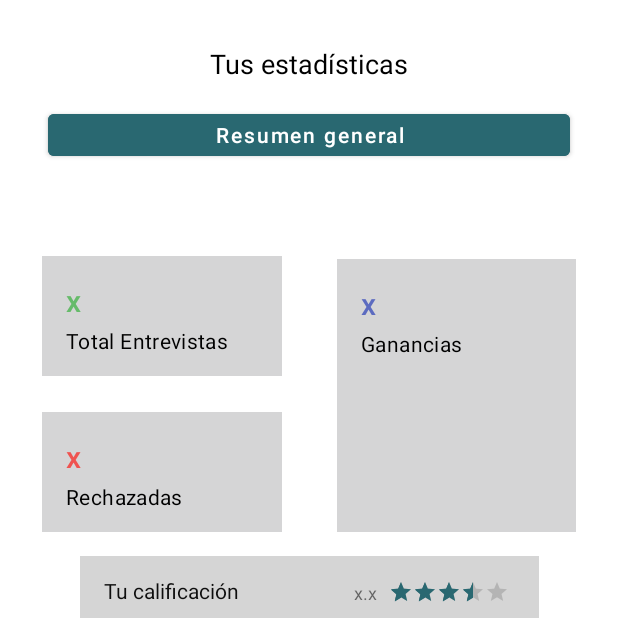
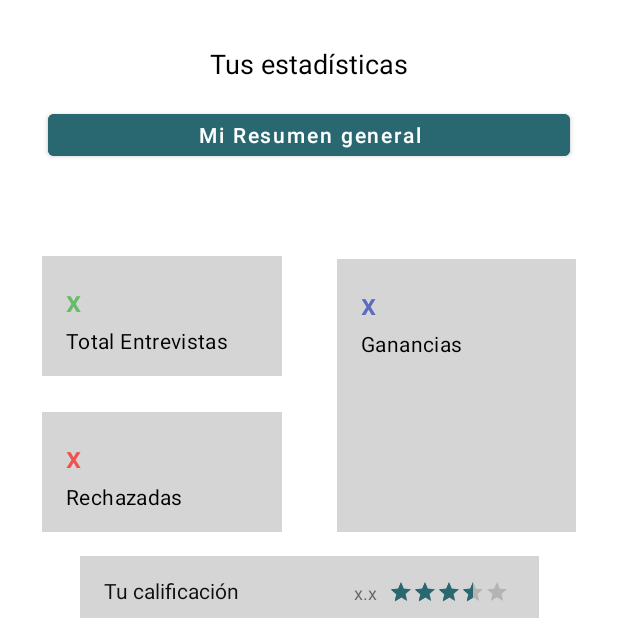
Before and after one commit to engregablesORT/proyecto-final, an Android app: the FragmentDev_historial screen opened through its navigation route, on a phone screen of 412 x 824 dp, the top half of it. Run offline under Robolectric (Android 15) with nearby library versions, the light colour scheme and no system bars; our stand-ins replace Firebase (no records; nobody signed in at launch, a user with empty details on screens opened directly), navigation-ui; 1 statement that could not run was skipped.

Commit message:
Cambio unas leyendas, algo simple en los hitoriales

```diff
--- a/app/src/main/res/layout/fragment_dev_historial.xml
+++ b/app/src/main/res/layout/fragment_dev_historial.xml
@@ -181,7 +181,7 @@
         android:layout_marginStart="32dp"
         android:layout_marginEnd="32dp"
         android:backgroundTint="@color/hrit_primary"
-        android:text="Resumen general"
+        android:text="Mi Resumen general"
         android:textAllCaps="false"
         app:layout_constraintBottom_toBottomOf="parent"
         app:layout_constraintEnd_toEndOf="parent"
--- a/app/src/main/res/layout/fragment_hr_historial.xml
+++ b/app/src/main/res/layout/fragment_hr_historial.xml
@@ -344,7 +344,7 @@
         android:layout_marginTop="19dp"
         android:layout_marginEnd="32dp"
         android:backgroundTint="@color/hrit_primary"
-        android:text="Resumen general"
+        android:text="Mi Resumen general"
         android:textAllCaps="false"
         app:layout_constraintEnd_toEndOf="parent"
         app:layout_constraintStart_toStartOf="parent"
```
